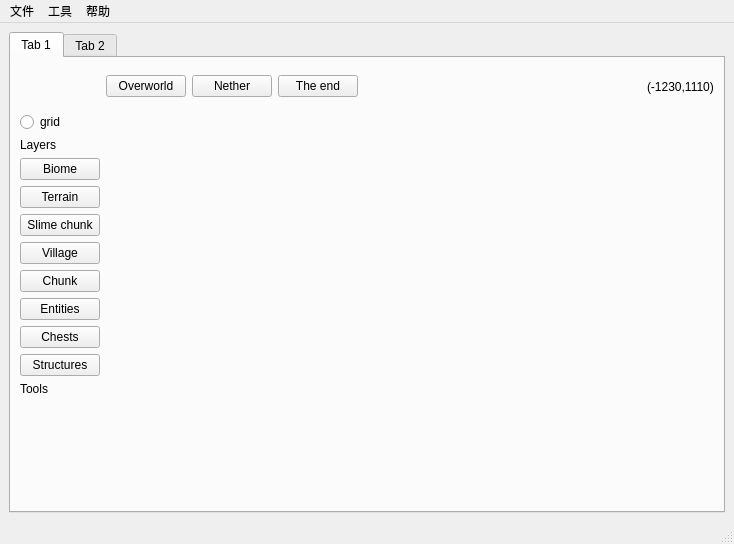
This is mainwindow.ui in bedrock-dev/BedrockMap as Qt 5 draws it before an edit. The edited form follows.
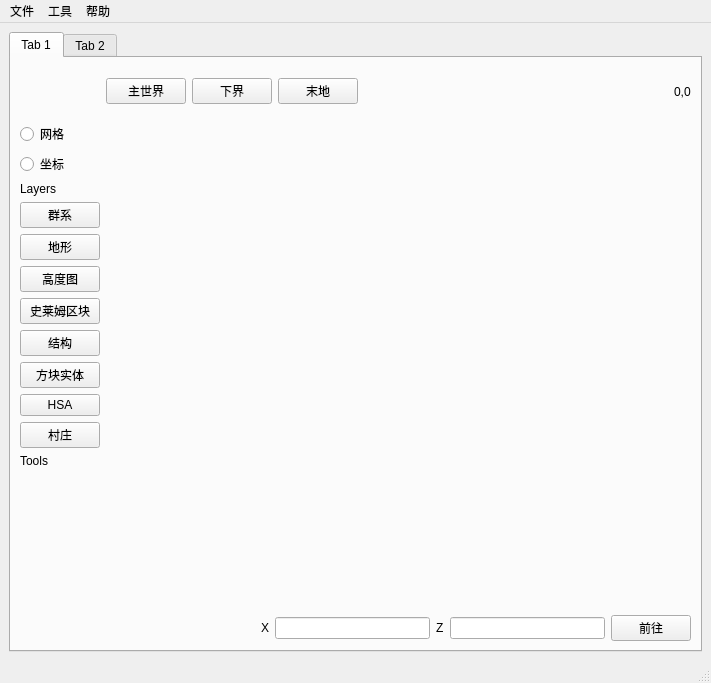
This is the edited form.

What changed in the file:
```diff
--- a/mainwindow.ui
+++ b/mainwindow.ui
@@ -6,8 +6,8 @@
    <rect>
     <x>0</x>
     <y>0</y>
-    <width>734</width>
-    <height>544</height>
+    <width>711</width>
+    <height>683</height>
    </rect>
   </property>
   <property name="windowTitle">
@@ -24,20 +24,65 @@
        <attribute name="title">
         <string>Tab 1</string>
        </attribute>
-       <layout class="QGridLayout" name="map_tab_grid" rowstretch="1,10" columnstretch="1,10">
-        <item row="0" column="0">
-         <widget class="QLabel" name="label_2">
-          <property name="text">
-           <string/>
-          </property>
-         </widget>
+       <layout class="QGridLayout" name="map_tab_grid" rowstretch="1,10,2" columnstretch="1,10">
+        <item row="0" column="1">
+         <layout class="QHBoxLayout" name="horizontalLayout">
+          <item>
+           <widget class="QPushButton" name="pushButton">
+            <property name="text">
+             <string>主世界</string>
+            </property>
+           </widget>
+          </item>
+          <item>
+           <widget class="QPushButton" name="pushButton_2">
+            <property name="text">
+             <string>下界</string>
+            </property>
+           </widget>
+          </item>
+          <item>
+           <widget class="QPushButton" name="pushButton_3">
+            <property name="text">
+             <string>末地</string>
+            </property>
+           </widget>
+          </item>
+          <item>
+           <spacer name="horizontalSpacer">
+            <property name="orientation">
+             <enum>Qt::Horizontal</enum>
+            </property>
+            <property name="sizeHint" stdset="0">
+             <size>
+              <width>40</width>
+              <height>20</height>
+             </size>
+            </property>
+           </spacer>
+          </item>
+          <item>
+           <widget class="QLabel" name="block_pos_label">
+            <property name="text">
+             <string>0,0</string>
+            </property>
+           </widget>
+          </item>
+         </layout>
         </item>
         <item row="1" column="0">
          <layout class="QVBoxLayout" name="verticalLayout">
           <item>
            <widget class="QRadioButton" name="radioButton">
             <property name="text">
-             <string>grid</string>
+             <string>网格</string>
+            </property>
+           </widget>
+          </item>
+          <item>
+           <widget class="QRadioButton" name="radioButton_2">
+            <property name="text">
+             <string>坐标</string>
             </property>
            </widget>
           </item>
@@ -51,56 +96,56 @@
           <item>
            <widget class="QPushButton" name="pushButton_5">
             <property name="text">
-             <string>Biome</string>
+             <string>群系</string>
             </property>
            </widget>
           </item>
           <item>
            <widget class="QPushButton" name="pushButton_7">
             <property name="text">
-             <string>Terrain</string>
+             <string>地形</string>
             </property>
            </widget>
           </item>
           <item>
            <widget class="QPushButton" name="pushButton_6">
             <property name="text">
-             <string>Slime chunk</string>
+             <string>高度图</string>
             </property>
            </widget>
           </item>
           <item>
            <widget class="QPushButton" name="pushButton_4">
             <property name="text">
-             <string>Village</string>
+             <string>史莱姆区块</string>
             </property>
            </widget>
           </item>
           <item>
-           <widget class="QPushButton" name="pushButton_8">
+           <widget class="QPushButton" name="pushButton_11">
             <property name="text">
-             <string>Chunk</string>
+             <string>结构</string>
             </property>
            </widget>
           </item>
           <item>
            <widget class="QPushButton" name="pushButton_9">
             <property name="text">
-             <string>Entities</string>
+             <string>方块实体</string>
+            </property>
+           </widget>
+          </item>
+          <item>
+           <widget class="QPushButton" name="pushButton_8">
+            <property name="text">
+             <string>HSA</string>
             </property>
            </widget>
           </item>
           <item>
            <widget class="QPushButton" name="pushButton_10">
             <property name="text">
-             <string>Chests</string>
-            </property>
-           </widget>
-          </item>
-          <item>
-           <widget class="QPushButton" name="pushButton_11">
-            <property name="text">
-             <string>Structures</string>
+             <string>村庄</string>
             </property>
            </widget>
           </item>
@@ -126,31 +171,24 @@
           </item>
          </layout>
         </item>
-        <item row="0" column="1">
-         <layout class="QHBoxLayout" name="horizontalLayout">
+        <item row="0" column="0">
+         <widget class="QLabel" name="label_2">
+          <property name="text">
+           <string/>
+          </property>
+         </widget>
+        </item>
+        <item row="2" column="0">
+         <widget class="QLabel" name="label_3">
+          <property name="text">
+           <string/>
+          </property>
+         </widget>
+        </item>
+        <item row="2" column="1">
+         <layout class="QHBoxLayout" name="horizontalLayout_2">
           <item>
-           <widget class="QPushButton" name="pushButton">
-            <property name="text">
-             <string>Overworld</string>
-            </property>
-           </widget>
-          </item>
-          <item>
-           <widget class="QPushButton" name="pushButton_2">
-            <property name="text">
-             <string>Nether</string>
-            </property>
-           </widget>
-          </item>
-          <item>
-           <widget class="QPushButton" name="pushButton_3">
-            <property name="text">
-             <string>The end</string>
-            </property>
-           </widget>
-          </item>
-          <item>
-           <spacer name="horizontalSpacer">
+           <spacer name="horizontalSpacer_2">
             <property name="orientation">
              <enum>Qt::Horizontal</enum>
             </property>
@@ -162,10 +200,30 @@
             </property>
            </spacer>
           </item>
+          <item>
+           <widget class="QLabel" name="label">
+            <property name="text">
+             <string>X</string>
+            </property>
+           </widget>
+          </item>
+          <item>
+           <widget class="QLineEdit" name="z_edit"/>
+          </item>
           <item>
            <widget class="QLabel" name="cursor_pos_label">
             <property name="text">
-             <string>(-1230,1110)</string>
+             <string>Z</string>
+            </property>
+           </widget>
+          </item>
+          <item>
+           <widget class="QLineEdit" name="x_edit"/>
+          </item>
+          <item>
+           <widget class="QPushButton" name="goto_btn">
+            <property name="text">
+             <string>前往</string>
             </property>
            </widget>
           </item>
@@ -203,8 +261,8 @@
     <rect>
      <x>0</x>
      <y>0</y>
-     <width>734</width>
-     <height>21</height>
+     <width>711</width>
+     <height>25</height>
     </rect>
    </property>
    <widget class="QMenu" name="menu">
```
